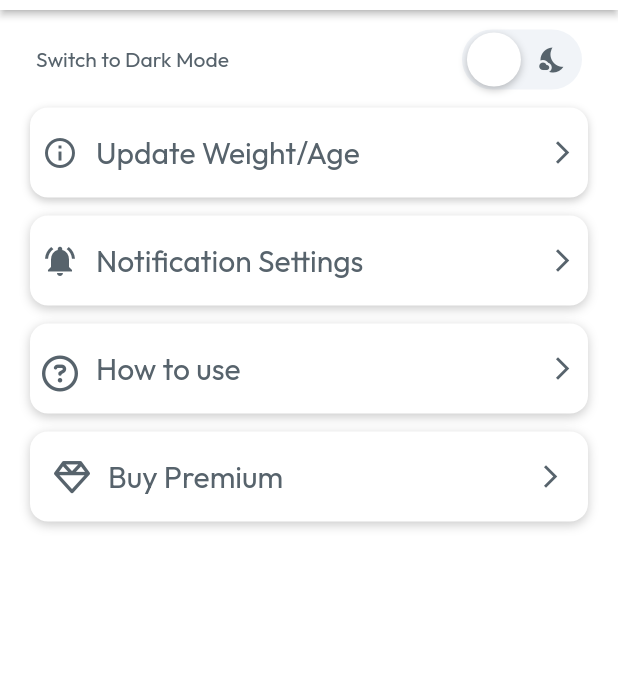
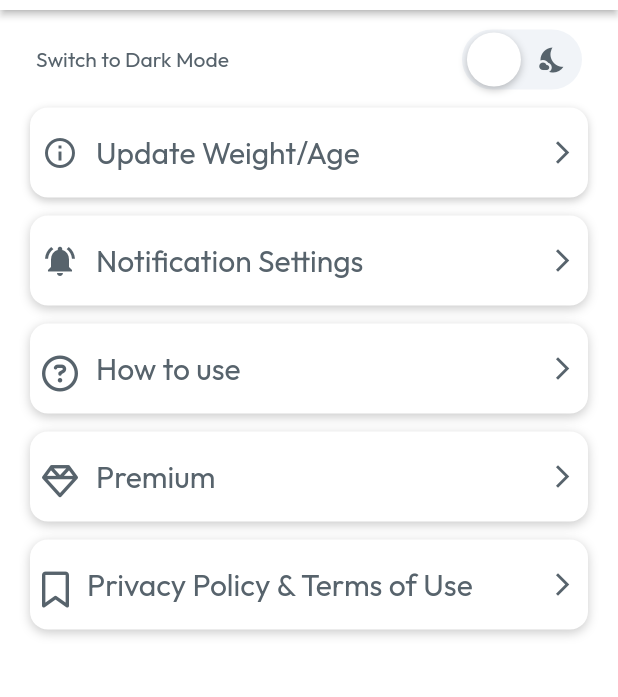
Before and after one commit to enverenes/WaterUp, a Flutter app: the SettingsWidget screen opened directly, on a phone screen of 412 x 824 dp, the part 74-771 px from its top. Run offline on Flutter 3.47's test engine with Material 2 defaults, Android fonts, the light colour scheme and no system bars; drawn by our look-alikes of auto_size_text, google_mobile_ads; our stand-ins replace blur, built_collection, built_value, carousel_slider, cloud_firestore, easy_debounce and 17 more; missing offline and left inert: home_widget, json_path, pay, purchases_flutter, shared_preferences_web; accounts and stored records are empty; network calls fail.

Commit message:
premium update (not fixed)

```diff
--- a/lib/components/moreoptions_widget.dart
+++ b/lib/components/moreoptions_widget.dart
@@ -107,7 +107,6 @@ class _MoreoptionsWidgetState extends State<MoreoptionsWidget> {
                                     activeColor: Color(0xFF003366),
                                     value: _currentSliderValue,
                                     max: 1500,
-                                    divisions: 150,
                                     label:
                                         _currentSliderValue.round().toString(),
                                     onChanged: (double value) {
--- a/lib/main_fixed/main_fixed_widget.dart
+++ b/lib/main_fixed/main_fixed_widget.dart
@@ -1190,7 +1190,6 @@ class MainFixedWidgetState extends State<MainFixedWidget>
                                                                                   activeColor: Color(0xFF003366),
                                                                                   value: _currentSliderValue,
                                                                                   max: 1500,
-                                                                                  divisions: 150,
                                                                                   label: _currentSliderValue.round().toString(),
                                                                                   onChanged: (double value) {
                                                                                     state() {}
--- a/lib/premiumpage.dart
+++ b/lib/premiumpage.dart
@@ -133,18 +133,19 @@ class premiumState extends State<premium> {
           PurchasesConfiguration("goog_lerxVMViMarxCepdPPuKGxuLRmH");
     } else if (Platform.isIOS) {
       configuration =
-          PurchasesConfiguration("appl_lpfudKmsGMForwQndSQZrMijbcC");
+          await PurchasesConfiguration("appl_lpfudKmsGMForwQndSQZrMijbcC");
       print('IOS DEVICE');
     } else {
       configuration =
           PurchasesConfiguration("appl_lpfudKmsGMForwQndSQZrMijbcC");
     }
     await Purchases.configure(configuration);
+    print(configuration.store);
   }
 
   @override
   void initState() {
-    initPlatformState();
+    //initPlatformState();
     super.initState();
   }
 
--- a/lib/settings/settings_widget.dart
+++ b/lib/settings/settings_widget.dart
@@ -13,6 +13,7 @@ import 'package:watetlo/premiumpage.dart' as premium;
 import 'package:shared_preferences/shared_preferences.dart';
 import 'package:google_mobile_ads/google_mobile_ads.dart';
 import 'package:watetlo/notifications.dart';
+import 'package:url_launcher/url_launcher.dart';
 
 class SettingsWidget extends StatefulWidget {
   const SettingsWidget({Key? key}) : super(key: key);
@@ -553,6 +554,14 @@ class _SettingsWidgetState extends State<SettingsWidget>
                 ),
                 Padding(
                   padding: EdgeInsetsDirectional.fromSTEB(20, 12, 20, 0),
+                  child: InkWell(
+                    onTap: () async {
+                      showModalBottomSheet(
+                          context: context,
+                          builder: (BuildContext context) {
+                            return premium.premium();
+                          });
+                    },
                     child: Container(
                       width: double.infinity,
                       height: 60,
@@ -570,14 +579,6 @@ class _SettingsWidgetState extends State<SettingsWidget>
                       ),
                       child: Padding(
                         padding: EdgeInsetsDirectional.fromSTEB(8, 8, 8, 8),
-                      child: TextButton(
-                        onPressed: () {
-                          showModalBottomSheet(
-                              context: context,
-                              builder: (BuildContext context) {
-                                return premium.premium();
-                              });
-                        },
                         child: Row(
                           mainAxisSize: MainAxisSize.max,
                           children: [
@@ -594,7 +595,111 @@ class _SettingsWidgetState extends State<SettingsWidget>
                               padding:
                                   EdgeInsetsDirectional.fromSTEB(12, 0, 0, 0),
                               child: Text(
-                                'Buy Premium',
+                                'Premium',
+                                style: FlutterFlowTheme.of(context)
+                                    .bodyText2
+                                    .override(
+                                      fontFamily: 'Outfit',
+                                      color: FlutterFlowTheme.of(context)
+                                          .primaryColor,
+                                      fontSize: 20,
+                                      fontWeight: FontWeight.normal,
+                                    ),
+                              ),
+                            ),
+                            Expanded(
+                              child: Align(
+                                alignment: AlignmentDirectional(1, 0),
+                                child: Icon(
+                                  Icons.arrow_forward_ios,
+                                  color:
+                                      FlutterFlowTheme.of(context).primaryColor,
+                                  size: 18,
+                                ),
+                              ),
+                            ),
+                          ],
+                        ),
+                      ),
+                    ),
+                  ),
+                ),
+                Padding(
+                  padding: EdgeInsetsDirectional.fromSTEB(20, 12, 20, 0),
+                  child: InkWell(
+                    onTap: () async {
+                      showDialog(
+                          context: context,
+                          builder: ((context) {
+                            return AlertDialog(
+                              title: Center(child: Text('Visit our website')),
+                              actionsAlignment: MainAxisAlignment.start,
+                              actions: [
+                                IconButton(
+                                    onPressed: () {
+                                      Navigator.pop(context);
+                                    },
+                                    icon: Icon(Icons.arrow_back_rounded))
+                              ],
+                              content: Row(
+                                mainAxisAlignment:
+                                    MainAxisAlignment.spaceEvenly,
+                                children: [
+                                  ElevatedButton(
+                                      onPressed: () {
+                                        launchURL(
+                                            'https://www.weinteractive.net/privacy-policy');
+                                      },
+                                      child: Text('Privacy Policy')),
+                                  SizedBox(
+                                    width: 15,
+                                  ),
+                                  ElevatedButton(
+                                      onPressed: () {
+                                        launchURL(
+                                            'https://www.apple.com/legal/internet-services/itunes/dev/stdeula/');
+                                      },
+                                      child: Text('Terms of Use')),
+                                ],
+                              ),
+                            );
+                          }));
+                    },
+                    child: Container(
+                      width: double.infinity,
+                      height: 60,
+                      decoration: BoxDecoration(
+                        color: FlutterFlowTheme.of(context).primaryBackground,
+                        boxShadow: [
+                          BoxShadow(
+                            blurRadius: 5,
+                            color: Color(0x33000000),
+                            offset: Offset(0, 2),
+                          )
+                        ],
+                        borderRadius: BorderRadius.circular(12),
+                        shape: BoxShape.rectangle,
+                      ),
+                      child: Padding(
+                        padding: EdgeInsetsDirectional.fromSTEB(8, 8, 8, 8),
+                        child: Row(
+                          mainAxisSize: MainAxisSize.max,
+                          children: [
+                            Align(
+                              alignment: AlignmentDirectional(0, 0.35),
+                              child: FaIcon(
+                                FontAwesomeIcons.bookmark,
+                                color:
+                                    FlutterFlowTheme.of(context).primaryColor,
+                                size: 24,
+                              ),
+                            ),
+                            Padding(
+                              padding:
+                                  EdgeInsetsDirectional.fromSTEB(12, 0, 0, 0),
+                              child: Text(
+                                'Privacy Policy & Terms of Use',
+                                overflow: TextOverflow.ellipsis,
                                 style: FlutterFlowTheme.of(context)
                                     .bodyText2
                                     .override(
--- a/lib/splash_screen/splash_screen_widget.dart
+++ b/lib/splash_screen/splash_screen_widget.dart
@@ -99,7 +99,7 @@ class _SplashScreenWidgetState extends State<SplashScreenWidget>
   Widget build(BuildContext context) {
     return Scaffold(
       appBar: AppBar(
-        backgroundColor: Colors.white,
+        backgroundColor: FlutterFlowTheme.of(context).primaryBackground,
         shadowColor: Colors.transparent,
       ),
       key: scaffoldKey,
```
Also changed, not shown: 3 other files. Lines whose indentation alone changed are shown as unchanged.
